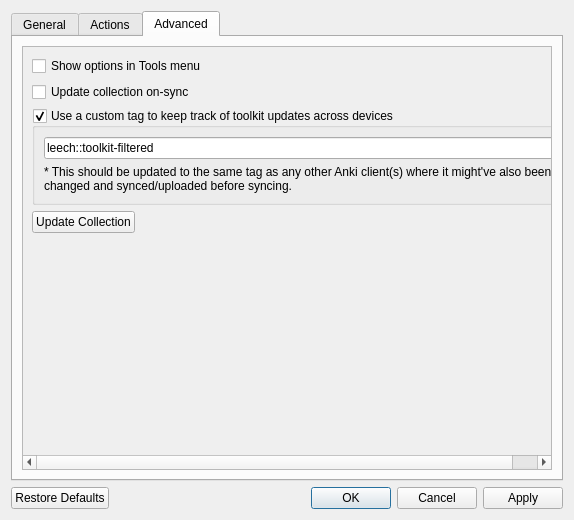
First picture: the form in res/ui/options_dialog.ui, repository iamjustkoi/LeechToolkit, before the edit.
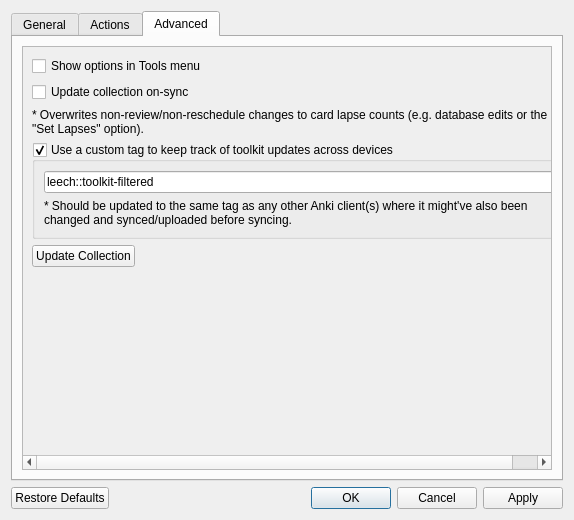
Second picture: the form after the edit. The open tabs and pages were chosen to show the change.

Commit message: Added sync warning for lapse counts

What changed in the file:
```diff
--- a/res/ui/options_dialog.ui
+++ b/res/ui/options_dialog.ui
@@ -253,7 +253,7 @@
             <x>0</x>
             <y>0</y>
             <width>530</width>
-            <height>178</height>
+            <height>210</height>
            </rect>
           </property>
           <property name="sizePolicy">
@@ -283,6 +283,16 @@
              </property>
             </widget>
            </item>
+           <item>
+            <widget class="QLabel" name="label_2">
+             <property name="text">
+              <string>* Overwrites non-review/non-reschedule changes to card lapse counts (e.g. database edits or the &quot;Set Lapses&quot; option).</string>
+             </property>
+             <property name="wordWrap">
+              <bool>true</bool>
+             </property>
+            </widget>
+           </item>
            <item>
             <widget class="QGroupBox" name="syncTagCheckbox">
              <property name="toolTip">
@@ -306,7 +316,7 @@
               <item>
                <widget class="QLabel" name="label">
                 <property name="text">
-                 <string>* This should be updated to the same tag as any other Anki client(s) where it might've also been changed and synced/uploaded before syncing.</string>
+                 <string>* Should be updated to the same tag as any other Anki client(s) where it might've also been changed and synced/uploaded before syncing.</string>
                 </property>
                 <property name="wordWrap">
                  <bool>true</bool>
```
The commit also changes 1 other file.
